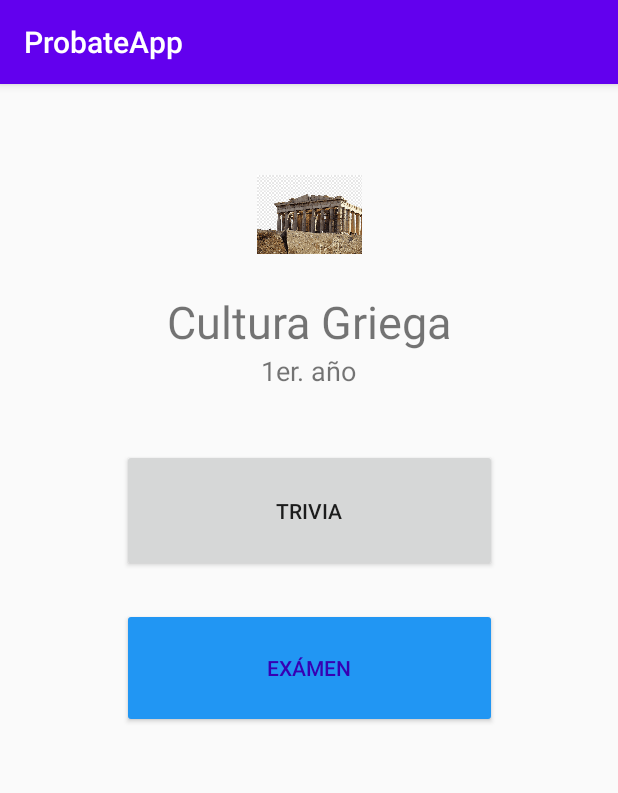
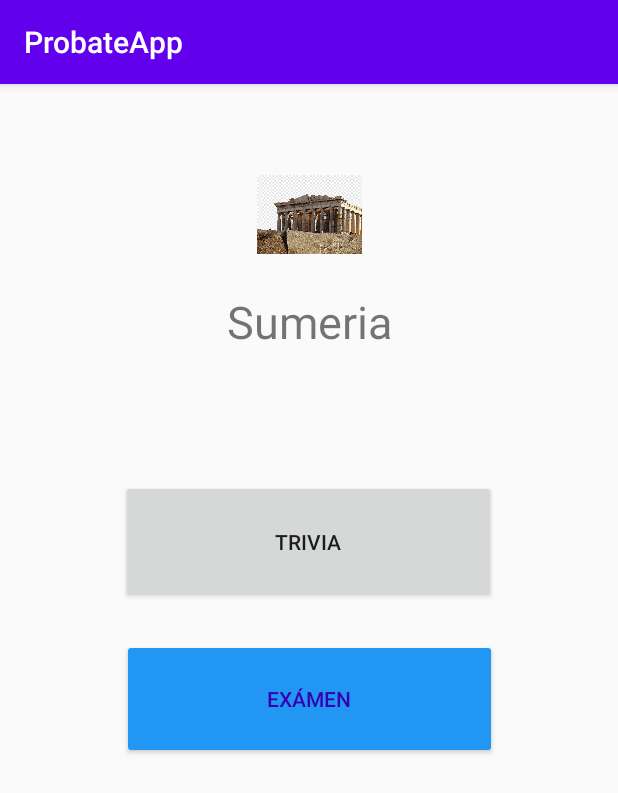
Before and after one commit to alexisromriv/ProbateApp, an Android app: the Eleccion screen opened directly, with no data from a screen before it, on a phone screen of 412 x 824 dp. Shown: the top 793 px of the screen. Run offline under Robolectric (Android 15) with nearby library versions, the phone set to English and light mode, and no system bars; 1 statement that could not run was skipped.

Commit message:
Principal, registro y eleccion

```diff
--- a/app/src/main/java/app2you/probateapp/Eleccion.java
+++ b/app/src/main/java/app2you/probateapp/Eleccion.java
@@ -5,24 +5,56 @@ import androidx.appcompat.app.AppCompatActivity;
 import android.content.Intent;
 import android.os.Bundle;
 import android.view.View;
+import android.widget.ImageView;
+import android.widget.TextView;
+
+import app2you.probateapp.controladores.Autenticacion;
+import app2you.probateapp.entidades.Materia;
+import app2you.probateapp.entidades.Usuario;
 
 public class Eleccion extends AppCompatActivity {
+
+    int posicionparametro;
 
     @Override
     protected void onCreate(Bundle savedInstanceState) {
         super.onCreate(savedInstanceState);
         setContentView(R.layout.activity_eleccion);
+
+        Bundle parametro = getIntent().getExtras();
+        posicionparametro = parametro.getInt("PosMateria") ;
+
+
+        Usuario usr = null;
+        try {
+            usr = new Autenticacion().login("alexis", "123");
+        } catch (Exception e) {
+            e.printStackTrace();
+        }
+        Materia estaMateria = usr.getCurso().getMaterias().get(posicionparametro);
+
+        TextView tvNombre = findViewById(R.id.textMateria);
+        ImageView ivMateria = findViewById(R.id.imageMateria);
+//obtener controles visuales usar el findbyuviewid
+
+        tvNombre.setText(estaMateria.getNombre());
+       // ivMateria.setImageResource(R.drawable.estaMateria.getImagen());
+
+
+
     }
 
     public void sendpage (View view) {
         // Do something in response to button click
-        Intent intent = new Intent(this, TriviaActivity.class);
+        Intent intent = new Intent(this, SeleccionTemaActivity.class);
+        intent.putExtra("PosMateria",posicionparametro);
         startActivity(intent);
 
     }
     public void sendexam (View view) {
         // Do something in response to button click
         Intent intent = new Intent(this, ExamenActivity.class);
+        intent.putExtra("PosMateria",posicionparametro);
         startActivity(intent);
 
     }
--- a/app/src/main/java/app2you/probateapp/Simplelogin.java
+++ b/app/src/main/java/app2you/probateapp/Simplelogin.java
@@ -30,13 +30,13 @@ public class Simplelogin extends AppCompatActivity {
         buttonregistro.setOnClickListener(new View.OnClickListener() {
             @Override
             public void onClick(View v) {
-                // Intent intent = new Intent(v.getContext(), LoginActivity.class);
-                //Intent intent = new Intent(v.getContext(), LoginActivity.class);
+
                 Intent intent = new Intent(v.getContext(), Registro.class);
                 startActivityForResult(intent, 0);
-            }
+          }
 
         });
 
+
     }
 }
--- a/app/src/main/java/app2you/probateapp/datos/Database.java
+++ b/app/src/main/java/app2you/probateapp/datos/Database.java
@@ -49,6 +49,9 @@ public class Database {
     private void cargarCursos() {
         List<Materia> materias1 = new ArrayList<>();
         materias1.add(materias.get(0));
+        materias1.add(materias.get(1));
+        materias1.add(materias.get(2));
+
         cursos.add(new Curso(1, "Curso 1", institutos.get(0), materias1));
     }
 
--- a/app/src/main/java/app2you/probateapp/entidades/Materias.java
+++ b/app/src/main/java/app2you/probateapp/entidades/Materias.java
@@ -5,6 +5,7 @@ import java.io.Serializable;
 public class Materias implements Serializable {
     private String textMateria;
     private String textGrado;
+
 
     public String getTextMateria() {
         return textMateria;
--- a/app/src/main/res/layout/activity_eleccion.xml
+++ b/app/src/main/res/layout/activity_eleccion.xml
@@ -13,7 +13,6 @@
         android:layout_marginTop="16dp"
         android:text="@string/cultura_griega"
         android:textSize="30sp"
-        app:layout_constraintBottom_toTopOf="@+id/textGrado"
         app:layout_constraintEnd_toEndOf="parent"
         app:layout_constraintHorizontal_bias="0.5"
         app:layout_constraintStart_toStartOf="parent"
@@ -33,28 +32,17 @@
         app:srcCompat="@drawable/partenon"
         android:contentDescription="TODO" />
 
-    <TextView
-        android:id="@+id/textGrado"
-        android:layout_width="wrap_content"
-        android:layout_height="wrap_content"
-        android:text="@string/_1er_a_o"
-        android:textSize="18sp"
-        app:layout_constraintBottom_toTopOf="@+id/triviabutton"
-        app:layout_constraintEnd_toEndOf="parent"
-        app:layout_constraintHorizontal_bias="0.5"
-        app:layout_constraintStart_toStartOf="parent"
-        app:layout_constraintTop_toBottomOf="@+id/textMateria" />
-
     <Button
         android:id="@+id/triviabutton"
         android:layout_width="250dp"
         android:layout_height="82dp"
-        android:layout_marginTop="40dp"
+        android:layout_marginTop="85dp"
         android:onClick="sendpage"
         android:text="@string/trivia"
         app:layout_constraintEnd_toEndOf="parent"
+        app:layout_constraintHorizontal_bias="0.496"
         app:layout_constraintStart_toStartOf="parent"
-        app:layout_constraintTop_toBottomOf="@+id/textGrado" />
+        app:layout_constraintTop_toBottomOf="@+id/textMateria" />
 
     <Button
         android:id="@+id/examenbutton"
```
Also changed, not shown: app/src/main/AndroidManifest.xml (+16 -6 lines), app/src/main/java/app2you/probateapp/Principal.java (+47 -8 lines), app/src/main/java/app2you/probateapp/Registro.java (+10 -1 lines), app/src/main/res/layout/activity_principal.xml (+5 -7 lines), app/src/main/res/layout/activity_registro.xml (+6 -2 lines), app/src/main/res/drawable-hdpi/perfilnuevo.png (added), app/src/main/res/drawable-mdpi/perfilnuevo.png (added), app/src/main/res/drawable-xhdpi/perfilnuevo.png (added), app/src/main/res/drawable-xxhdpi/perfilnuevo.png (added), app/src/main/res/drawable-xxxhdpi/perfilnuevo.png (added).
